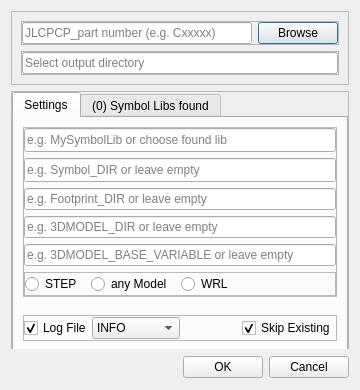
Knartzpirat/JLC2KiCad_lib-GUI, file UI/JLC2KiCad-GUI.ui: the form before one commit.
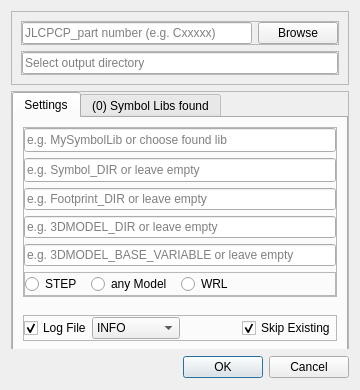
The form after the commit. Icons and pictures are not drawn.

Commit message: update default property to false and enhance tabstops for better navigation

Patch:
```diff
--- a/UI/JLC2KiCad-GUI.ui
+++ b/UI/JLC2KiCad-GUI.ui
@@ -173,7 +173,7 @@
             </size>
            </property>
            <property name="default">
-            <bool>true</bool>
+            <bool>false</bool>
            </property>
            <property name="flat">
             <bool>false</bool>
```
Left out of the diff: 26 changed lines with no effect on the pictures.
